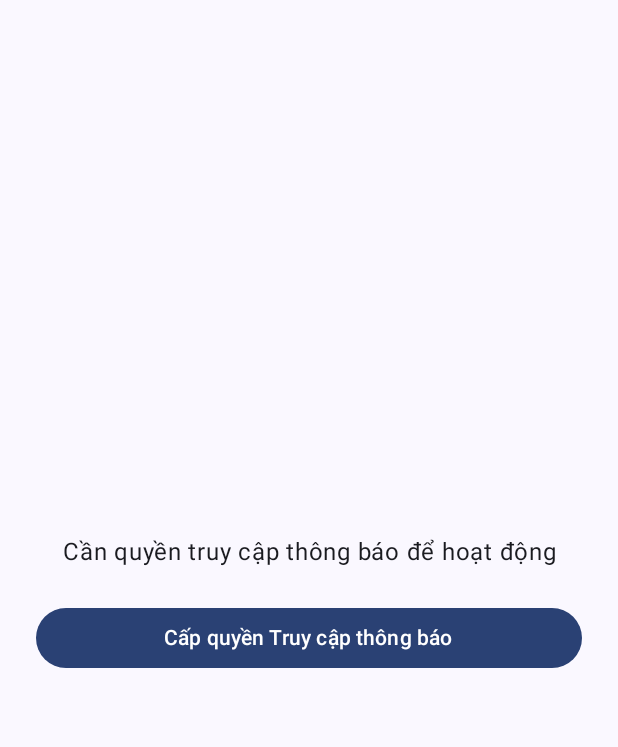
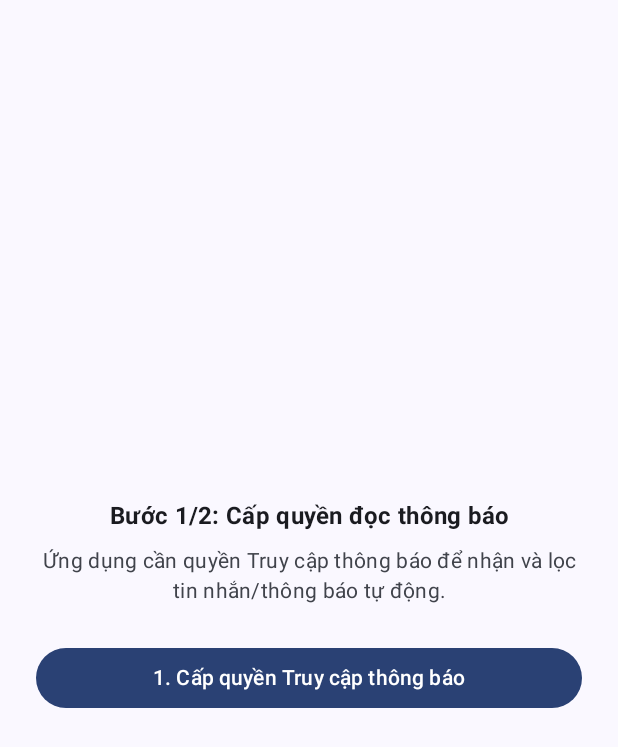
Before and after one commit to TTruonghuy/LocThongBao, an Android app built with Jetpack Compose: the screen it shows after launch (MainActivity), on a phone screen of 412 x 824 dp. Shown: the top 747 px of the screen. Run offline under Robolectric (Android 15) with nearby library versions, the phone set to English and light mode, and no system bars.

Commit message:
cập nhật xử lý yêu cầu quyền từ hệ thống

```diff
--- a/app/src/main/java/com/example/locthongbao/MainActivity.kt
+++ b/app/src/main/java/com/example/locthongbao/MainActivity.kt
@@ -29,17 +29,27 @@ class MainActivity : ComponentActivity() {
                 val lifecycleOwner = LocalLifecycleOwner.current
 
                 val isServiceRunning by NotiListenerService.isServiceRunning.collectAsState()
-                val isGranted = PermissionUtil.isNotificationListenerEnable(this)
 
-                var hasPermission by remember {
+                var hasNotificationAccess by remember {
                     mutableStateOf(PermissionUtil.isNotificationListenerEnable(context))
                 }
+                var hasBatteryIgnore by remember {
+                    mutableStateOf(PermissionUtil.isIgnoringBatteryOptimizations(context))
+                }
+                var enteredApp by remember { mutableStateOf(false) }
 
-                // Kiểm tra lại quyền khi quay lại app từ màn hình Cài đặt hệ thống
                 DisposableEffect(lifecycleOwner) {
                     val observer = LifecycleEventObserver { _, event ->
                         if (event == Lifecycle.Event.ON_RESUME) {
-                            hasPermission = PermissionUtil.isNotificationListenerEnable(context)
+                            val granted = PermissionUtil.isNotificationListenerEnable(context)
+                            val batteryOk = PermissionUtil.isIgnoringBatteryOptimizations(context)
+                            hasNotificationAccess = granted
+                            hasBatteryIgnore = batteryOk
+
+                            // Nếu mất quyền thì quay lại màn xin quyền
+                            if (!granted || !batteryOk) {
+                                enteredApp = false
+                            }
                         }
                     }
                     lifecycleOwner.lifecycle.addObserver(observer)
@@ -51,12 +61,16 @@ class MainActivity : ComponentActivity() {
                 Surface(
                     modifier = Modifier.fillMaxSize()
                 ) {
-                    // Thiếu quyền hoặc service chưa chạy thì giữ ở màn xin quyền
-                    if (!hasPermission || !isGranted || !isServiceRunning) {
+                    val canEnterApp = hasNotificationAccess && hasBatteryIgnore && enteredApp
+
+                    if (!canEnterApp) {
                         PermissionScreen(
                             isServiceRunning = isServiceRunning,
                             onPermissionGranted = {
-                                NotiListenerService.reviveService(this)
+                                runCatching {
+                                    NotiListenerService.reviveService(this@MainActivity)
+                                }
+                                enteredApp = true
                             }
                         )
                     } else {
--- a/app/src/main/java/com/example/locthongbao/data/local/AppDatabase.kt
+++ b/app/src/main/java/com/example/locthongbao/data/local/AppDatabase.kt
@@ -4,7 +4,7 @@ import androidx.room.Database
 import androidx.room.Room
 import androidx.room.RoomDatabase
 
-@Database(entities = [NotificationEntity::class], version = 1, exportSchema = false)
+@Database(entities = [NotificationEntity::class], version = 2, exportSchema = false)
 abstract class AppDatabase : RoomDatabase() {
     abstract fun notificationDao(): NotificationDao
     companion object{
--- a/app/src/main/java/com/example/locthongbao/data/local/NotificationEntity.kt
+++ b/app/src/main/java/com/example/locthongbao/data/local/NotificationEntity.kt
@@ -38,5 +38,6 @@ data class NotificationEntity (
     val extrasJson: String?,
 
     val isFiltered: Boolean,
-    val filterReason: String
+    val filterReason: String,
+    val isManualOverride: Boolean = false
 )
--- a/app/src/main/java/com/example/locthongbao/data/service/NotiListenerService.kt
+++ b/app/src/main/java/com/example/locthongbao/data/service/NotiListenerService.kt
@@ -114,7 +114,8 @@ class NotiListenerService : NotificationListenerService() {
             color = n.color,
             extrasJson = null,
             isFiltered = false,
-            filterReason = ""
+            filterReason = "",
+            isManualOverride = false
         )
     }
 
--- a/app/src/main/java/com/example/locthongbao/ui/permission/PermissionScreen.kt
+++ b/app/src/main/java/com/example/locthongbao/ui/permission/PermissionScreen.kt
@@ -1,41 +1,50 @@
 package com.example.locthongbao.ui.permission
 
+import android.content.ComponentName
+import android.os.Build
+import android.service.notification.NotificationListenerService
+import androidx.compose.foundation.layout.*
+import androidx.compose.material3.*
 import androidx.compose.runtime.*
-import androidx.compose.foundation.layout.*
+import androidx.compose.ui.Alignment
 import androidx.compose.ui.Modifier
 import androidx.compose.ui.platform.LocalContext
-import com.example.locthongbao.util.PermissionUtil
-import androidx.compose.ui.Alignment
+import androidx.compose.ui.text.font.FontWeight
 import androidx.compose.ui.text.style.TextAlign
-import androidx.compose.material3.*
-import androidx.compose.ui.text.font.FontWeight
+import androidx.compose.ui.text.style.TextDecoration
 import androidx.compose.ui.unit.dp
 import androidx.lifecycle.Lifecycle
 import androidx.lifecycle.LifecycleEventObserver
 import androidx.lifecycle.compose.LocalLifecycleOwner
-
-
+import com.example.locthongbao.util.PermissionUtil
+import kotlinx.coroutines.delay
 
 @Composable
 fun PermissionScreen(
-    isServiceRunning: Boolean = true, // Nhận trạng thái service từ ngoài truyền vào
+    isServiceRunning: Boolean = true,
+    listenerComponentName: ComponentName? = null,
     onPermissionGranted: () -> Unit
 ) {
     val context = LocalContext.current
+    val lifecycleOwner = LocalLifecycleOwner.current
+
     var isGranted by remember {
         mutableStateOf(PermissionUtil.isNotificationListenerEnable(context))
     }
-    val lifecycleOwner = LocalLifecycleOwner.current
-
     var isBatteryGranted by remember {
         mutableStateOf(PermissionUtil.isIgnoringBatteryOptimizations(context))
     }
+    // Tránh báo "bị hệ thống tắt" oan ngay khoảnh khắc vừa mở/cài lại app
+    var hasCheckedAfterResume by remember { mutableStateOf(false) }
+    var resumeTrigger by remember { mutableIntStateOf(0) }
+    var showReasonDialog by remember { mutableStateOf(false) }
 
     DisposableEffect(lifecycleOwner) {
         val observer = LifecycleEventObserver { _, event ->
             if (event == Lifecycle.Event.ON_RESUME) {
                 isGranted = PermissionUtil.isNotificationListenerEnable(context)
                 isBatteryGranted = PermissionUtil.isIgnoringBatteryOptimizations(context)
+                resumeTrigger++
             }
         }
         lifecycleOwner.lifecycle.addObserver(observer)
@@ -44,10 +53,39 @@ fun PermissionScreen(
         }
     }
 
-    // ⭐ XÁC ĐỊNH THỰC TRẠNG:
-    // Quyền đã bật (isGranted = true) NHƯNG Service bị chết ngầm (!isServiceRunning)
-    val isServiceMuted = isGranted && !isServiceRunning
-    var showReasonDialog by remember { mutableStateOf(false) }
+    LaunchedEffect(resumeTrigger, isGranted, isServiceRunning) {
+        if (resumeTrigger == 0) return@LaunchedEffect
+        hasCheckedAfterResume = false
+
+        if (isGranted && !isServiceRunning && listenerComponentName != null && Build.VERSION.SDK_INT >= Build.VERSION_CODES.N) {
+            runCatching {
+                NotificationListenerService.requestRebind(listenerComponentName)
+            }
+        }
+
+        // Chờ ngắn để hệ thống bind lại service sau khi quay về từ Cài đặt hoặc sau khi cài đặt app
+        delay(500L)
+        isGranted = PermissionUtil.isNotificationListenerEnable(context)
+        isBatteryGranted = PermissionUtil.isIgnoringBatteryOptimizations(context)
+        hasCheckedAfterResume = true
+    }
+
+    val isServiceMuted = isGranted && !isServiceRunning && hasCheckedAfterResume
+    val isAllReady = isGranted && isBatteryGranted && !isServiceMuted
+
+    val headerTitle = when {
+        isServiceMuted -> "Dịch vụ đang tạm ngưng"
+        !isGranted -> "Bước 1/2: Cấp quyền đọc thông báo"
+        !isBatteryGranted -> "Bước 2/2: Tắt tối ưu pin cho ứng dụng"
+        else -> "Đã sẵn sàng hoạt động"
+    }
+
+    val headerDescription = when {
+        isServiceMuted -> "Vui lòng Tắt và Bật lại quyền truy cập thông báo bên dưới để khởi động lại dịch vụ."
+        !isGranted -> "Ứng dụng cần quyền Truy cập thông báo để nhận và lọc tin nhắn/thông báo tự động."
+        !isBatteryGranted -> "Cho phép chạy không hạn chế pin giúp bộ lọc hoạt động ổn định khi tắt màn hình."
+        else -> "Tất cả quyền cần thiết đã được cấp. Nhấn nút bên dưới để vào ứng dụng."
+    }
 
     Column(
         modifier = Modifier
@@ -56,7 +94,6 @@ fun PermissionScreen(
         horizontalAlignment = Alignment.CenterHorizontally,
         verticalArrangement = Arrangement.Center
     ) {
-
         if (isServiceMuted) {
             Row(
                 modifier = Modifier.fillMaxWidth(),
@@ -64,48 +101,48 @@ fun PermissionScreen(
                 verticalAlignment = Alignment.CenterVertically
             ) {
                 Text(
-                    text = "⚠️ Dịch vụ đã bị hệ thống tắt!  ",
-                    style = MaterialTheme.typography.bodyLarge,
+                    text = "⚠️ $headerTitle  ",
+                    style = MaterialTheme.typography.titleMedium,
                     color = MaterialTheme.colorScheme.error,
                     fontWeight = FontWeight.Bold
                 )
 
-               // Spacer(modifier = Modifier.width(6.dp)) // Khoảng cách nhỏ giữa chữ cảnh báo và nút bấm
-
                 TextButton(
                     onClick = { showReasonDialog = true },
-                    contentPadding = PaddingValues(0.dp) // Xóa padding mặc định của nút để nó khít vào dòng
+                    contentPadding = PaddingValues(0.dp)
                 ) {
                     Text(
                         text = "Xem lý do",
-                        style = MaterialTheme.typography.bodyMedium, // Chỉnh size chữ cho khớp với câu cảnh báo
+                        style = MaterialTheme.typography.bodyMedium,
                         color = MaterialTheme.colorScheme.primary,
                         fontWeight = FontWeight.Bold,
-                        textDecoration = androidx.compose.ui.text.style.TextDecoration.Underline
+                        textDecoration = TextDecoration.Underline
                     )
                 }
             }
-            Row(
-                modifier = Modifier.fillMaxWidth(),
-                horizontalArrangement = Arrangement.Center,
-                verticalAlignment = Alignment.CenterVertically
-            ) {
+            Spacer(modifier = Modifier.height(10.dp))
             Text(
-                text = "\n\nVui lòng Tắt và Bật lại quyền truy cập thông báo bên dưới để khởi động lại.",
+                text = headerDescription,
                 textAlign = TextAlign.Center,
                 style = MaterialTheme.typography.bodyLarge,
-                color = MaterialTheme.colorScheme.error,
-
-            )}
+                color = MaterialTheme.colorScheme.error
+            )
         } else {
             Text(
-                text = "Cần quyền truy cập thông báo để hoạt động",
+                text = headerTitle,
                 textAlign = TextAlign.Center,
-                style = MaterialTheme.typography.bodyLarge,
+                style = MaterialTheme.typography.titleMedium,
+                fontWeight = FontWeight.Bold,
                 color = MaterialTheme.colorScheme.onSurface
             )
+            Spacer(modifier = Modifier.height(8.dp))
+            Text(
+                text = headerDescription,
+                textAlign = TextAlign.Center,
+                style = MaterialTheme.typography.bodyMedium,
+                color = MaterialTheme.colorScheme.onSurfaceVariant
+            )
         }
-
 
         if (showReasonDialog) {
             AlertDialog(
@@ -126,8 +163,7 @@ fun PermissionScreen(
                 },
                 text = {
                     Text(
-                        text =
-                                "Để tiết kiệm pin và giải phóng bộ nhớ, hệ điều hành trên thiết bị của bạn (đặc biệt là Xiaomi, Oppo, Vivo...) có cơ chế tự động đóng các tiến trình chạy ngầm sau một thời gian không mở ứng dụng.\n\n" +
+                        text = "Để tiết kiệm pin và giải phóng bộ nhớ, hệ điều hành trên thiết bị của bạn (đặc biệt là Xiaomi, Oppo, Vivo...) có cơ chế tự động đóng các tiến trình chạy ngầm sau một thời gian không mở ứng dụng.\n\n" +
                                 "Do quy định bảo mật của Android, ứng dụng không được phép tự động kích hoạt lại dịch vụ này mà cần bạn thao tác Tắt và Bật lại công tắc quyền thủ công.\n\n" +
                                 "💡 Mẹo hạn chế lặp lại: Hãy bật \"Tự khởi động\" (Autostart) và chọn \"Không hạn chế\" trong phần cài đặt Pin của ứng dụng.",
                         style = MaterialTheme.typography.bodyMedium
@@ -143,12 +179,9 @@ fun PermissionScreen(
 
         Spacer(modifier = Modifier.height(24.dp))
 
-        // Bước 1: Nút cấp quyền / Bật tắt lại quyền
         if (!isGranted || isServiceMuted) {
             Button(
-                onClick = {
-                    PermissionUtil.openNotificationAccessSettings(context)
-                },
+                onClick = { PermissionUtil.openNotificationAccessSettings(context) },
                 modifier = Modifier.fillMaxWidth(),
                 colors = if (isServiceMuted) {
                     ButtonDefaults.buttonColors(containerColor = MaterialTheme.colorScheme.error)
@@ -156,17 +189,20 @@ fun PermissionScreen(
                     ButtonDefaults.buttonColors()
                 }
             ) {
-                Text(text = if (isServiceMuted) "Mở Cài đặt để Tắt & Bật lại quyền" else "Cấp quyền Truy cập thông báo")
+                Text(
+                    text = if (isServiceMuted) {
+                        "Mở Cài đặt để Tắt & Bật lại quyền"
+                    } else {
+                        "1. Cấp quyền Truy cập thông báo"
+                    }
+                )
             }
             Spacer(modifier = Modifier.height(16.dp))
         }
 
-        // Bước 2: Nút cấp quyền Không hạn chế pin
         if (isGranted && !isBatteryGranted && !isServiceMuted) {
             Button(
-                onClick = {
-                    PermissionUtil.requestIgnoreBatteryOptimizations(context)
-                },
+                onClick = { PermissionUtil.requestIgnoreBatteryOptimizations(context) },
                 modifier = Modifier.fillMaxWidth()
             ) {
                 Text(text = "2. Bật Không hạn chế pin")
@@ -174,12 +210,9 @@ fun PermissionScreen(
             Spacer(modifier = Modifier.height(16.dp))
         }
 
-        // Khi đã đủ điều kiện -> Nút vào app
-        if (isGranted && isBatteryGranted && !isServiceMuted) {
+        if (isAllReady) {
             Button(
-                onClick = {
-                    onPermissionGranted()
-                },
+                onClick = onPermissionGranted,
                 modifier = Modifier.fillMaxWidth(),
                 colors = ButtonDefaults.buttonColors(containerColor = MaterialTheme.colorScheme.primary)
             ) {
--- a/app/src/main/java/com/example/locthongbao/ui/screens/notifications/NotificationScreen.kt
+++ b/app/src/main/java/com/example/locthongbao/ui/screens/notifications/NotificationScreen.kt
@@ -174,7 +174,9 @@ fun MainDashboardScreen(
                 if (groupItems.size == 1) {
                     detailGroup = null
                 }
-            }
+            },
+            onToggleSpamItem = { item -> viewModel.onToggleSpamItem(item) },
+            isBlockedScreen = false
         )
         return
     }
```
Also changed, not shown: app/src/main/java/com/example/locthongbao/data/local/NotificationDao.kt (+15 -0 lines), app/src/main/java/com/example/locthongbao/domain/model/NotificationFilter.kt (+133 -55 lines), app/src/main/java/com/example/locthongbao/ui/MainViewModel.kt (+21 -1 lines), app/src/main/java/com/example/locthongbao/ui/components/AppNotificationGroupCard.kt (+32 -31 lines), app/src/main/java/com/example/locthongbao/ui/components/NotificationCardItem.kt (+40 -16 lines), app/src/main/java/com/example/locthongbao/ui/components/NotificationListScreen.kt (+11 -2 lines), app/src/main/java/com/example/locthongbao/ui/screens/blocknotifications/BlockedNotificationsScreen.kt (+12 -2 lines), app/src/main/res/values/array.xml (+62 -60 lines).
